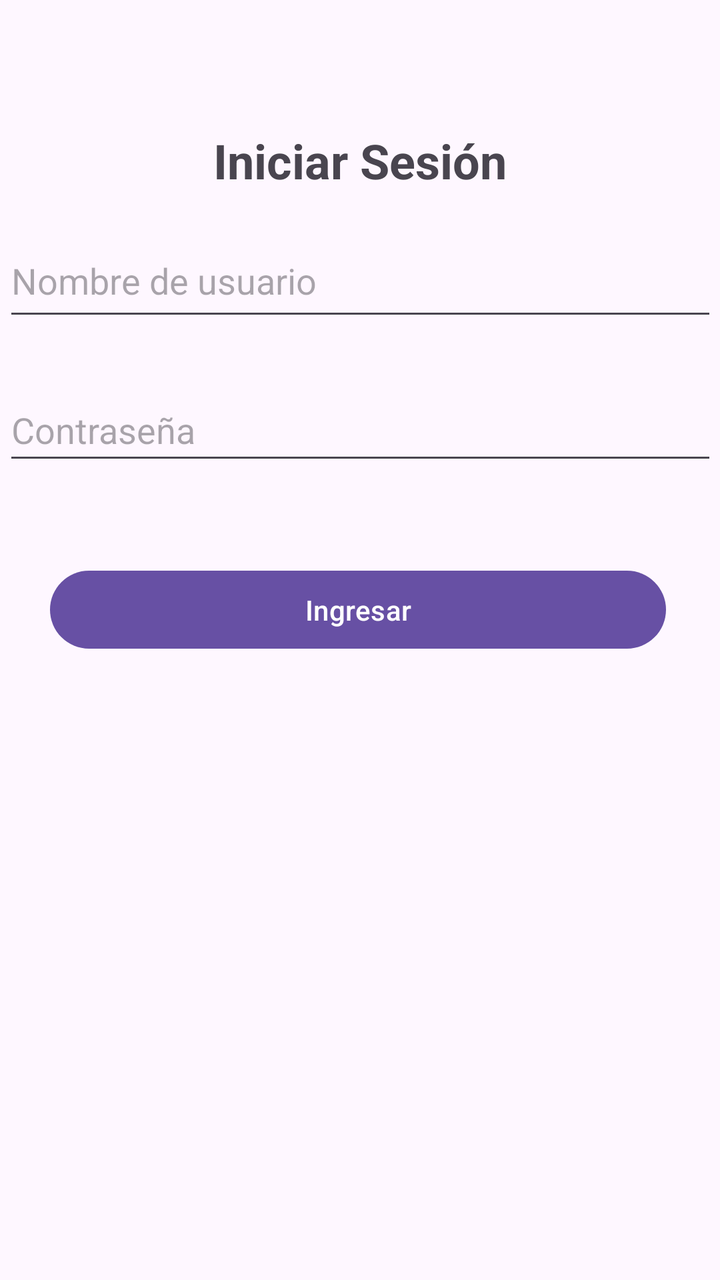
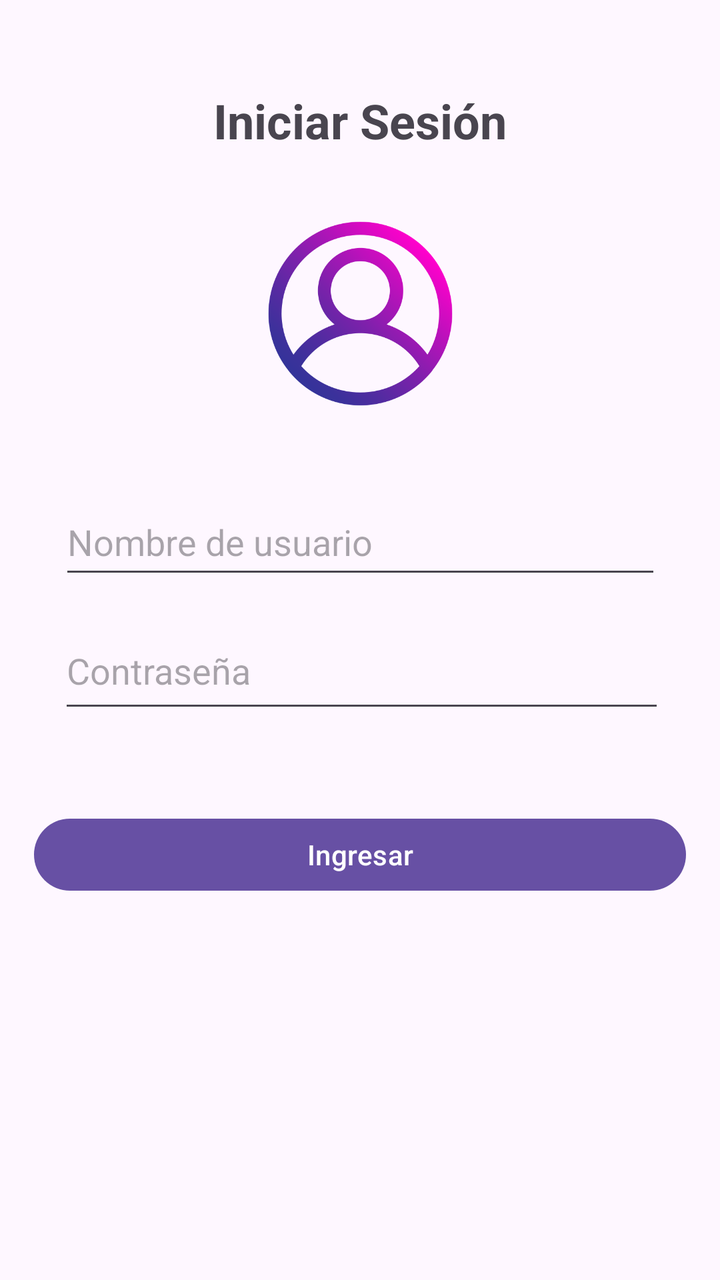

Before-and-after screenshots of an Android layout around one commit, followed by the original layout XML and the change that was made.
<!-- AndroidManifest.xml: application theme Theme.PryPtracticasSpiners -->
<!-- res/layout/activity_login.xml -->
<?xml version="1.0" encoding="utf-8"?>
<androidx.constraintlayout.widget.ConstraintLayout xmlns:android="http://schemas.android.com/apk/res/android"
    xmlns:app="http://schemas.android.com/apk/res-auto"
    xmlns:tools="http://schemas.android.com/tools"
    android:id="@+id/main"
    android:layout_width="match_parent"
    android:layout_height="match_parent"
    tools:context=".vista.LoginActivity">

        <TextView
            android:id="@+id/txtTitulo"
            android:layout_width="wrap_content"
            android:layout_height="wrap_content"
            android:layout_marginTop="64dp"
            android:text="Iniciar Sesión"
            android:textSize="24sp"
            android:textStyle="bold"
            app:layout_constraintEnd_toEndOf="parent"
            app:layout_constraintStart_toStartOf="parent"
            app:layout_constraintTop_toTopOf="parent" />

        <EditText
            android:id="@+id/txtUsuario"
            android:layout_width="357dp"
            android:layout_height="53dp"
            android:layout_marginTop="16dp"
            android:hint="Nombre de usuario"
            android:inputType="text"
            app:layout_constraintEnd_toEndOf="@+id/txtTitulo"
            app:layout_constraintStart_toStartOf="@+id/txtTitulo"
            app:layout_constraintTop_toBottomOf="@+id/txtTitulo" />

        <EditText
            android:id="@+id/txtClave"
            android:layout_width="357dp"
            android:layout_height="48dp"
            android:layout_marginTop="24dp"
            android:hint="Contraseña"
            android:inputType="textPassword"
            app:layout_constraintEnd_toEndOf="parent"
            app:layout_constraintHorizontal_bias="0.0"
            app:layout_constraintStart_toStartOf="@+id/txtUsuario"
            app:layout_constraintTop_toBottomOf="@+id/txtUsuario" />

        <Button
            android:id="@+id/btnLogin"
            android:layout_width="308dp"
            android:layout_height="47dp"
            android:layout_marginTop="44dp"
            android:text="Ingresar"
            app:layout_constraintEnd_toEndOf="@+id/txtClave"
            app:layout_constraintHorizontal_bias="0.495"
            app:layout_constraintStart_toStartOf="parent"
            app:layout_constraintTop_toBottomOf="@+id/txtClave" />

    </androidx.constraintlayout.widget.ConstraintLayout>
<!-- resources referenced by this layout -->
<resources>
  <style name="Theme.PryPtracticasSpiners" parent="Base.Theme.PryPtracticasSpiners" />
  <style name="Base.Theme.PryPtracticasSpiners" parent="Theme.Material3.DayNight.NoActionBar">
          
          
      </style>
</resources>

<!-- the commit's change to res/layout/activity_login.xml (unified diff, before → after) -->
@@ -7,50 +7,60 @@
     android:layout_height="match_parent"
     tools:context=".vista.LoginActivity">
 
-        <TextView
-            android:id="@+id/txtTitulo"
-            android:layout_width="wrap_content"
-            android:layout_height="wrap_content"
-            android:layout_marginTop="64dp"
-            android:text="Iniciar Sesión"
-            android:textSize="24sp"
-            android:textStyle="bold"
-            app:layout_constraintEnd_toEndOf="parent"
-            app:layout_constraintStart_toStartOf="parent"
-            app:layout_constraintTop_toTopOf="parent" />
+    <TextView
+        android:id="@+id/txtTitulo"
+        android:layout_width="wrap_content"
+        android:layout_height="wrap_content"
+        android:layout_marginTop="44dp"
+        android:text="Iniciar Sesión"
+        android:textSize="24sp"
+        android:textStyle="bold"
+        app:layout_constraintEnd_toEndOf="parent"
+        app:layout_constraintStart_toStartOf="parent"
+        app:layout_constraintTop_toTopOf="parent" />
 
-        <EditText
-            android:id="@+id/txtUsuario"
-            android:layout_width="357dp"
-            android:layout_height="53dp"
-            android:layout_marginTop="16dp"
-            android:hint="Nombre de usuario"
-            android:inputType="text"
-            app:layout_constraintEnd_toEndOf="@+id/txtTitulo"
-            app:layout_constraintStart_toStartOf="@+id/txtTitulo"
-            app:layout_constraintTop_toBottomOf="@+id/txtTitulo" />
+    <EditText
+        android:id="@+id/txtUsuario"
+        android:layout_width="301dp"
+        android:layout_height="50dp"
+        android:layout_marginTop="168dp"
+        android:hint="Nombre de usuario"
+        android:inputType="text"
+        app:layout_constraintEnd_toEndOf="@+id/imageView"
+        app:layout_constraintStart_toStartOf="@+id/imageView"
+        app:layout_constraintTop_toBottomOf="@+id/txtTitulo" />
 
-        <EditText
-            android:id="@+id/txtClave"
-            android:layout_width="357dp"
-            android:layout_height="48dp"
-            android:layout_marginTop="24dp"
-            android:hint="Contraseña"
-            android:inputType="textPassword"
-            app:layout_constraintEnd_toEndOf="parent"
-            app:layout_constraintHorizontal_bias="0.0"
-            app:layout_constraintStart_toStartOf="@+id/txtUsuario"
-            app:layout_constraintTop_toBottomOf="@+id/txtUsuario" />
+    <Button
+        android:id="@+id/btnLogin"
+        android:layout_width="326dp"
+        android:layout_height="44dp"
+        android:layout_marginTop="44dp"
+        android:text="Ingresar"
+        app:layout_constraintEnd_toEndOf="@+id/txtClave"
+        app:layout_constraintHorizontal_bias="0.538"
+        app:layout_constraintStart_toStartOf="@+id/txtClave"
+        app:layout_constraintTop_toBottomOf="@+id/txtClave" />
 
-        <Button
-            android:id="@+id/btnLogin"
-            android:layout_width="308dp"
-            android:layout_height="47dp"
-            android:layout_marginTop="44dp"
-            android:text="Ingresar"
-            app:layout_constraintEnd_toEndOf="@+id/txtClave"
-            app:layout_constraintHorizontal_bias="0.495"
-            app:layout_constraintStart_toStartOf="parent"
-            app:layout_constraintTop_toBottomOf="@+id/txtClave" />
+    <EditText
+        android:id="@+id/txtClave"
+        android:layout_width="303dp"
+        android:layout_height="55dp"
+        android:layout_marginTop="12dp"
+        android:hint="Contraseña"
+        android:inputType="textPassword"
+        app:layout_constraintEnd_toEndOf="@+id/imageView"
+        app:layout_constraintHorizontal_bias="0.497"
+        app:layout_constraintStart_toStartOf="@+id/imageView"
+        app:layout_constraintTop_toBottomOf="@+id/txtUsuario" />
 
-    </androidx.constraintlayout.widget.ConstraintLayout>
+    <ImageView
+        android:id="@+id/imageView"
+        android:layout_width="105dp"
+        android:layout_height="119dp"
+        android:layout_marginBottom="28dp"
+        app:layout_constraintBottom_toTopOf="@+id/txtUsuario"
+        app:layout_constraintEnd_toEndOf="@+id/txtTitulo"
+        app:layout_constraintStart_toStartOf="@+id/txtTitulo"
+        app:srcCompat="@drawable/mgnlog" />
+
+</androidx.constraintlayout.widget.ConstraintLayout>
<!-- resource entries referenced after the edit -->
@@ -1,5 +1,6 @@
 <!-- resources referenced by this layout -->
 <resources>
+  <!-- drawable mgnlog: png bitmap (drawable, 36386 bytes) -->
   <style name="Theme.PryPtracticasSpiners" parent="Base.Theme.PryPtracticasSpiners" />
   <style name="Base.Theme.PryPtracticasSpiners" parent="Theme.Material3.DayNight.NoActionBar">
           
